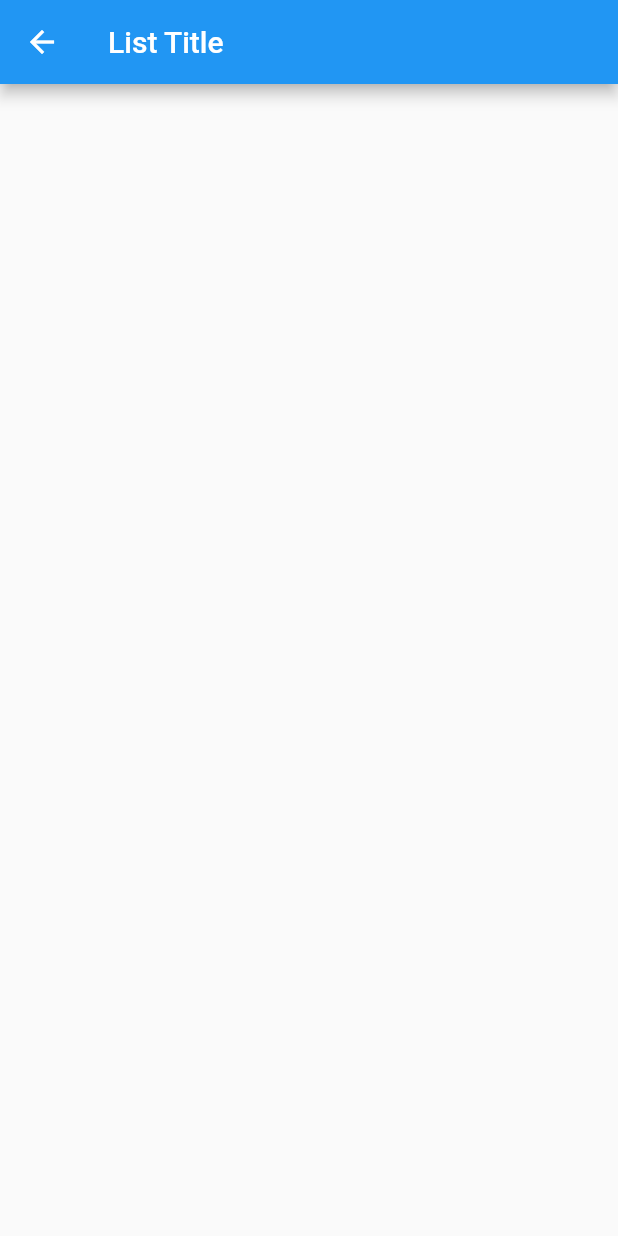
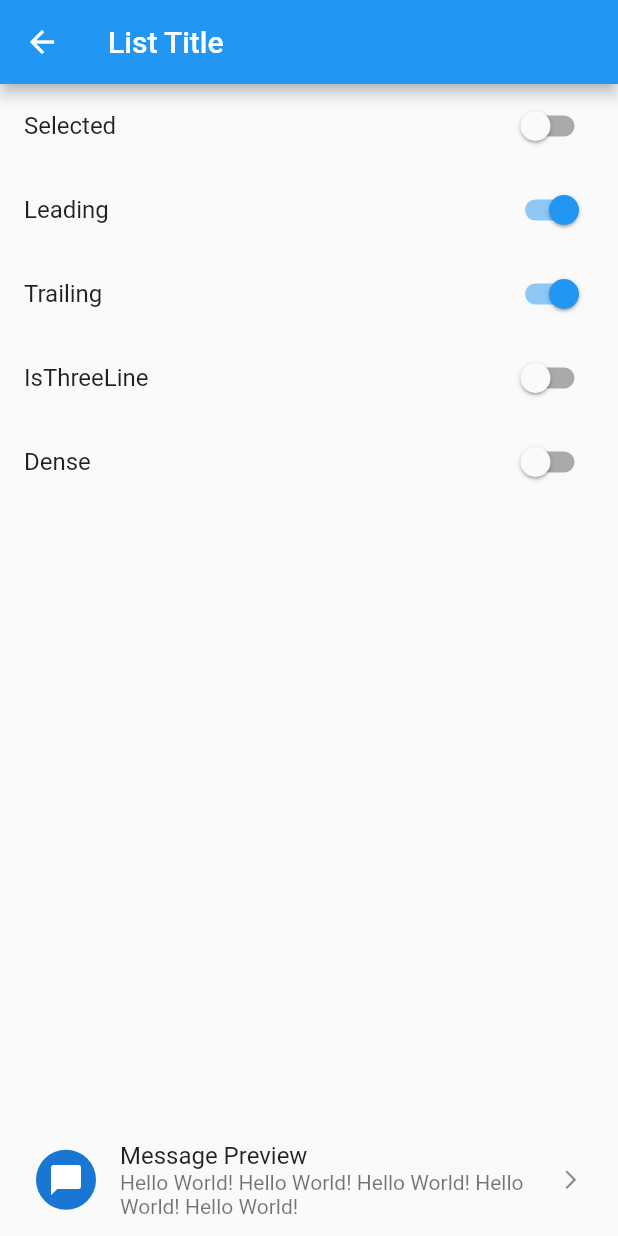
Before and after one commit to luke-nguyen-goldenowl/flutter_widget_app, a Flutter app: the ListTitleView screen opened by its route, on a phone screen of 412 x 824 dp. Run offline on Flutter 3.47's test engine with Material 2 defaults, Android fonts, the phone set to English and light mode, and no system bars.

Commit message:
Update list_title.dart

```diff
--- a/lib/screens/list_title.dart
+++ b/lib/screens/list_title.dart
@@ -1,9 +1,20 @@
 import 'package:flutter/material.dart';
 
-class ListTitleView extends StatelessWidget {
+class ListTitleView extends StatefulWidget {
   static const String routeName = '/list-title';
 
   const ListTitleView({Key? key}) : super(key: key);
+
+  @override
+  _ListTitleViewState createState() => _ListTitleViewState();
+}
+
+class _ListTitleViewState extends State<ListTitleView> {
+  bool _selected = false;
+  bool _leading = true;
+  bool _trailing = true;
+  bool _isThreeLine = false;
+  bool _dense = false;
 
   @override
   Widget build(BuildContext context) {
@@ -11,7 +22,82 @@ class ListTitleView extends StatelessWidget {
       appBar: AppBar(
         title: const Text('List Title'),
       ),
-      body: Container(),
+      body: ListView(
+        children: [
+          SwitchListTile(
+            title: const Text('Selected'),
+            value: _selected,
+            onChanged: (val) {
+              setState(() {
+                _selected = val;
+              });
+            },
+          ),
+          SwitchListTile(
+            title: const Text('Leading'),
+            value: _leading,
+            onChanged: (val) {
+              setState(() {
+                _leading = val;
+              });
+            },
+          ),
+          SwitchListTile(
+            title: const Text('Trailing'),
+            value: _trailing,
+            onChanged: (val) {
+              setState(() {
+                _trailing = val;
+              });
+            },
+          ),
+          SwitchListTile(
+            title: const Text('IsThreeLine'),
+            value: _isThreeLine,
+            onChanged: (val) {
+              setState(() {
+                _isThreeLine = val;
+              });
+            },
+          ),
+          SwitchListTile(
+            title: const Text('Dense'),
+            value: _dense,
+            onChanged: (val) {
+              setState(() {
+                _dense = val;
+              });
+            },
+          ),
+        ],
+      ),
+      bottomNavigationBar: Padding(
+        padding: const EdgeInsets.all(8.0),
+        child: ListTile(
+          title: const Text('Message Preview'),
+          subtitle: const Text(
+            'Hello World! Hello World! Hello World! Hello World! Hello World!',
+          ),
+          selected: _selected,
+          leading: _leading
+              ? CircleAvatar(
+                  backgroundColor: Colors.blue[700],
+                  child: const Icon(
+                    Icons.messenger,
+                    color: Colors.white,
+                  ),
+                )
+              : null,
+          trailing: _trailing
+              ? const Icon(
+                  Icons.arrow_forward_ios,
+                  size: 15,
+                )
+              : null,
+          isThreeLine: _isThreeLine,
+          dense: _dense,
+        ),
+      ),
     );
   }
 }
```
